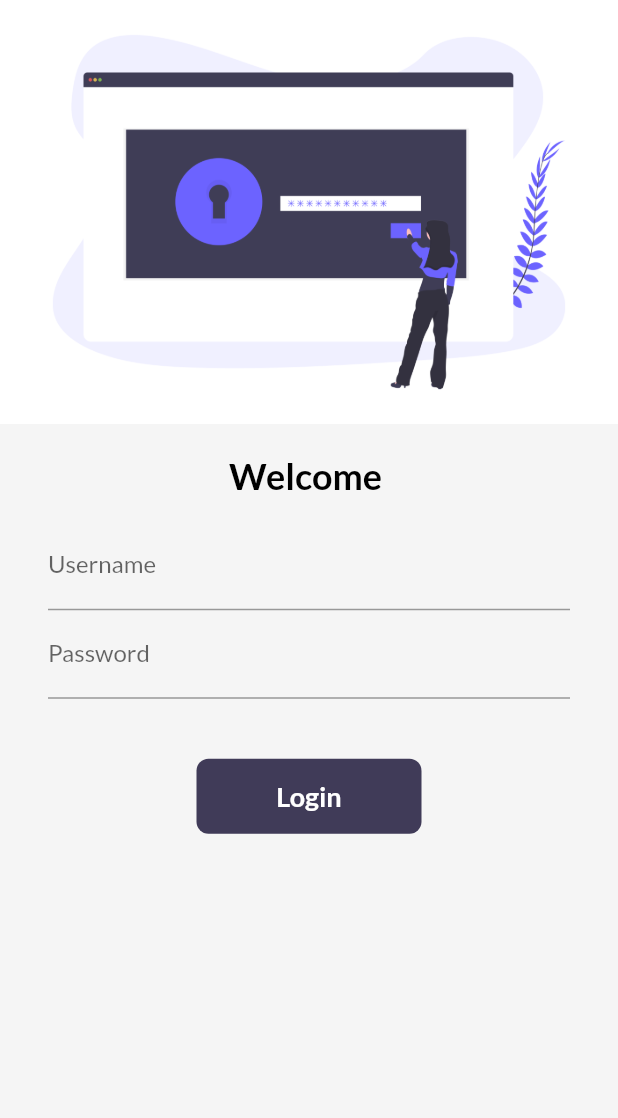
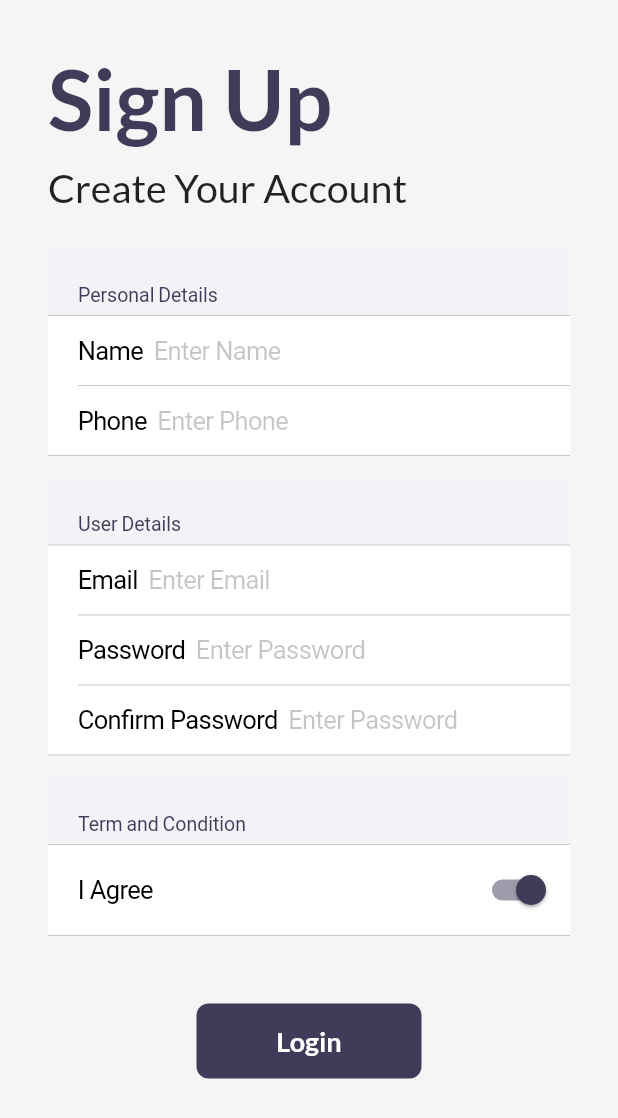
Before and after one commit to sumitk9887/BuySmart, a Flutter app: the screen it shows after launch, on a phone screen of 412 x 824 dp. Shown: the top 1118 px of the screen. Run offline on Flutter 3.47's test engine with Material 2 defaults, Android fonts, the light colour scheme and no system bars; drawn by our look-alikes of velocity_x; our stand-ins replace google_fonts, url_strategy.

Commit message:
sign up page added

```diff
--- a/lib/main.dart
+++ b/lib/main.dart
@@ -3,6 +3,7 @@ import 'package:flutter_catalog/core/store.dart';
 import 'package:flutter_catalog/pages/cart_page.dart';
 import 'package:flutter_catalog/pages/home_detailPage.dart';
 import 'package:flutter_catalog/pages/login_page.dart';
+import 'package:flutter_catalog/pages/signup_page.dart';
 import 'package:flutter_catalog/utils/routes.dart';
 import 'pages/home_page.dart';
 import 'package:flutter_catalog/widgets/themes.dart';
@@ -22,13 +23,14 @@ class MyApp extends StatelessWidget {
       theme: MyTheme.lightTheme(context),
       darkTheme: MyTheme.darkTheme(context),
       debugShowCheckedModeBanner: false,
-      initialRoute: MyRoutes.loginRoute,
+      initialRoute: MyRoutes.signupRoute,
       routes: {
         "/": (context) => LoginPage(),
         MyRoutes.homeRoute: (context) => HomePage(),
         MyRoutes.loginRoute: (context) => LoginPage(),
         MyRoutes.detailRoute: (context) => HomeDetailPage(),
         MyRoutes.cartRoute: (context) => CartPage(),
+        MyRoutes.signupRoute: (context) => SignUpPage(),
       },
     );
   }
--- a/lib/pages/login_page.dart
+++ b/lib/pages/login_page.dart
@@ -73,7 +73,6 @@ class _LoginPageState extends State<LoginPage> {
                     },
                   ),
                   SizedBox(height: 40),
-
                   Material(
                     color: context.theme.buttonColor,
                     borderRadius: BorderRadius.circular(changeButton ? 50 : 8),
@@ -98,14 +97,18 @@ class _LoginPageState extends State<LoginPage> {
                               ),
                       ),
                     ),
-                  )
-
-                  // ElevatedButton(
-                  //     style: TextButton.styleFrom(minimumSize: Size(120, 45)),
-                  //     onPressed: () {
-                  //       Navigator.pushNamed(context, MyRoutes.homeRoute);
-                  //     },
-                  //     child: Text("Login"))
+                  ),
+                  SizedBox(
+                    height: 30,
+                  ),
+                  ElevatedButton(
+                      style: TextButton.styleFrom(
+                          minimumSize: Size(120, 45),
+                          backgroundColor: context.theme.buttonColor),
+                      onPressed: () {
+                        Navigator.pushNamed(context, MyRoutes.signupRoute);
+                      },
+                      child: Text("Sign Up"))
                 ]),
               )
             ],
--- /dev/null
+++ b/lib/pages/signup_page.dart
@@ -0,0 +1,135 @@
+import 'package:flutter/cupertino.dart';
+import 'package:flutter/material.dart';
+import 'package:velocity_x/velocity_x.dart';
+
+class SignUpPage extends StatelessWidget {
+  @override
+  Widget build(BuildContext context) {
+    return Scaffold(
+      backgroundColor: context.theme.canvasColor,
+      body: SafeArea(
+        child: ListView(children: [
+          Container(
+            padding: Vx.m32,
+            child: Column(
+              crossAxisAlignment: CrossAxisAlignment.start,
+              children: [
+                "Sign Up".text.bold.xl6.color(context.theme.buttonColor).make(),
+                SizedBox(height: 10),
+                "Create Your Account".text.xl3.make(),
+                SizedBox(height: 25),
+                CupertinoFormSection(
+                  header: "Personal Details"
+                      .text
+                      .color(context.theme.buttonColor)
+                      .make(),
+                  children: [
+                    CupertinoFormRow(
+                      child: CupertinoTextFormFieldRow(
+                        padding: EdgeInsets.symmetric(),
+                        prefix:
+                            "Name".text.color(context.theme.accentColor).make(),
+                        placeholder: "Enter Name",
+                      ),
+                    ),
+                    CupertinoFormRow(
+                      child: CupertinoTextFormFieldRow(
+                        padding: EdgeInsets.symmetric(),
+                        prefix: "Phone"
+                            .text
+                            .color(context.theme.accentColor)
+                            .make(),
+                        placeholder: "Enter Phone",
+                      ),
+                    ),
+                  ],
+                ),
+                SizedBox(height: 15),
+                CupertinoFormSection(
+                  header: "User Details"
+                      .text
+                      .color(context.theme.buttonColor)
+                      .make(),
+                  children: [
+                    CupertinoFormRow(
+                      child: CupertinoTextFormFieldRow(
+                        padding: EdgeInsets.symmetric(),
+                        prefix: "Email"
+                            .text
+                            .color(context.theme.accentColor)
+                            .make(),
+                        placeholder: "Enter Email",
+                      ),
+                    ),
+                    CupertinoFormRow(
+                      child: CupertinoTextFormFieldRow(
+                        padding: EdgeInsets.symmetric(),
+                        prefix: "Password"
+                            .text
+                            .color(context.theme.accentColor)
+                            .make(),
+                        placeholder: "Enter Password",
+                        obscureText: true,
+                      ),
+                    ),
+                    CupertinoFormRow(
+                      child: CupertinoTextFormFieldRow(
+                        padding: EdgeInsets.symmetric(),
+                        prefix: "Confirm Password"
+                            .text
+                            .color(context.theme.accentColor)
+                            .make(),
+                        placeholder: "Enter Password",
+                        obscureText: true,
+                      ),
+                    ),
+                  ],
+                ),
+                SizedBox(height: 15),
+                CupertinoFormSection(
+                  header: "Term and Condition"
+                      .text
+                      .color(context.theme.buttonColor)
+                      .make(),
+                  children: [
+                    CupertinoFormRow(
+                      child: Switch(
+                        activeColor: context.theme.buttonColor,
+                        value: true,
+                        onChanged: (value) {},
+                      ),
+                      prefix: "I Agree"
+                          .text
+                          .color(context.theme.accentColor)
+                          .make(),
+                    ),
+                  ],
+                ),
+                45.heightBox,
+                Material(
+                  color: context.theme.buttonColor,
+                  borderRadius: BorderRadius.circular(8),
+                  child: InkWell(
+                    child: AnimatedContainer(
+                      duration: Duration(seconds: 1),
+                      alignment: Alignment.center,
+                      width: 150,
+                      height: 50,
+                      child: Text(
+                        "Login",
+                        style: TextStyle(
+                            color: Colors.white,
+                            fontSize: 18,
+                            fontWeight: FontWeight.bold),
+                      ),
+                    ),
+                  ),
+                ).centered(),
+              ],
+            ),
+          ),
+        ]),
+      ),
+    );
+  }
+}
--- a/lib/utils/routes.dart
+++ b/lib/utils/routes.dart
@@ -2,5 +2,6 @@ class MyRoutes {
   static String loginRoute = "/login";
   static String homeRoute = "/home";
   static String detailRoute = "/detail";
-  static String cartRoute="/cart";
+  static String cartRoute = "/cart";
+  static String signupRoute = "/signup";
 }
```
Also changed, not shown: 2 other files.
